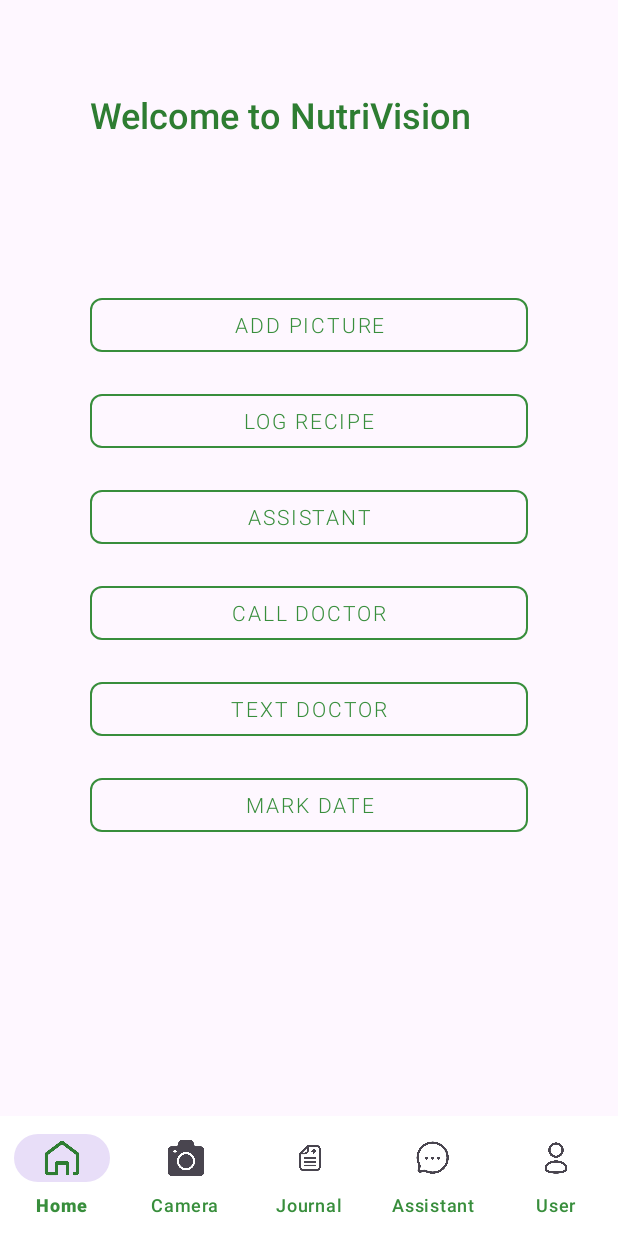
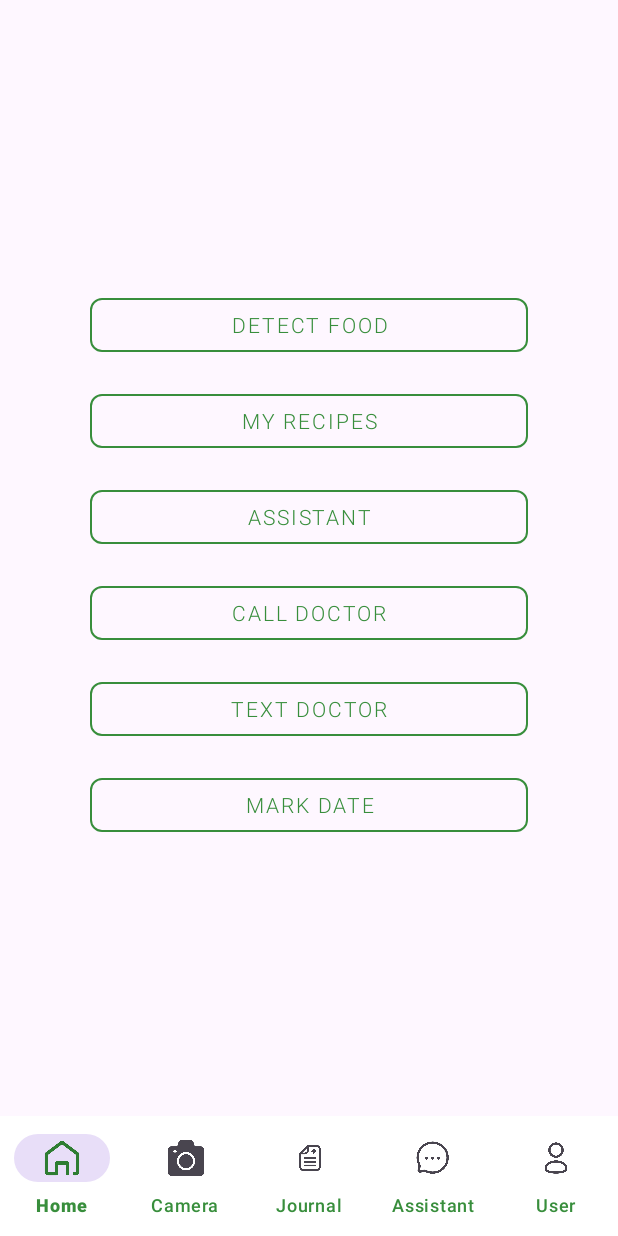
Before and after one commit to zoya-hammad/NutriVision, an Android app: the layout activity_home_screen.xml on its own in the app's theme, with its tools: preview values and no code run, on a phone screen of 412 x 824 dp. Run offline under Robolectric (Android 15) with nearby library versions, the light colour scheme and no system bars.

Commit message:
Modified button

```diff
--- a/mobile/app/src/main/res/layout/activity_home_screen.xml
+++ b/mobile/app/src/main/res/layout/activity_home_screen.xml
@@ -17,7 +17,7 @@
         <TextView
             android:layout_width="wrap_content"
             android:layout_height="wrap_content"
-            android:text="Welcome to NutriVision"
+            android:text=""
             android:id="@+id/text_view_welcome_user"
             android:textSize="24sp"
             android:textColor="@color/green_dark"
@@ -29,7 +29,7 @@
             style="@style/Widget.MaterialComponents.Button.OutlinedButton"
             android:layout_width="match_parent"
             android:layout_height="wrap_content"
-            android:text="Add Picture"
+            android:text="Detect Food"
             android:textColor="@color/green_light"
             app:strokeColor="@color/green_light"
             app:cornerRadius="8dp"
@@ -40,7 +40,7 @@
             style="@style/Widget.MaterialComponents.Button.OutlinedButton"
             android:layout_width="match_parent"
             android:layout_height="wrap_content"
-            android:text="Log Recipe"
+            android:text="My Recipes"
             android:textColor="@color/green_light"
             app:strokeColor="@color/green_light"
             app:cornerRadius="8dp"
```
